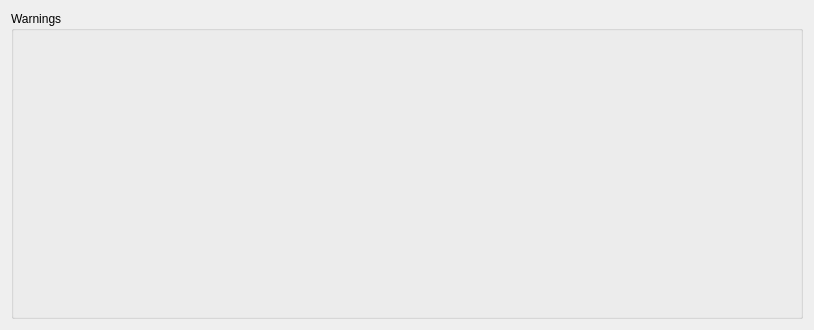
This is src/plugins/clangcodemodel/clangprojectsettingswidget.ui in qt-creator/qt-creator as Qt 5 draws it before an edit. The edited form follows.
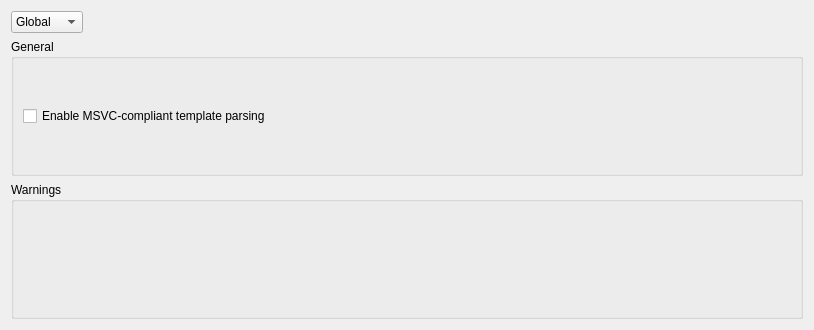
This is the edited form.

Commit message:
Clang: turn off delayed template parsing
Fix templates highlight and completion on Windows
Add UI to turn on/off delayed parsing (off by default)

Task-number: QTCREATORBUG-17222

The edit to the form file:
```diff
--- a/src/plugins/clangcodemodel/clangprojectsettingswidget.ui
+++ b/src/plugins/clangcodemodel/clangprojectsettingswidget.ui
@@ -14,6 +14,52 @@
    </rect>
   </property>
   <layout class="QVBoxLayout" name="verticalLayout">
+   <item>
+    <widget class="QComboBox" name="clangSettings">
+     <property name="sizePolicy">
+      <sizepolicy hsizetype="Fixed" vsizetype="Fixed">
+       <horstretch>0</horstretch>
+       <verstretch>0</verstretch>
+      </sizepolicy>
+     </property>
+     <item>
+      <property name="text">
+       <string>Global</string>
+      </property>
+     </item>
+     <item>
+      <property name="text">
+       <string>Custom</string>
+      </property>
+     </item>
+    </widget>
+   </item>
+   <item>
+    <widget class="QGroupBox" name="generalConfigurationGroupBox">
+     <property name="sizePolicy">
+      <sizepolicy hsizetype="Preferred" vsizetype="Minimum">
+       <horstretch>0</horstretch>
+       <verstretch>0</verstretch>
+      </sizepolicy>
+     </property>
+     <property name="title">
+      <string>General</string>
+     </property>
+     <layout class="QVBoxLayout" name="verticalLayout_3">
+      <item>
+       <widget class="QCheckBox" name="delayedTemplateParse">
+        <property name="toolTip">
+         <string>Parse templates in a MSVC-compliant way. This helps to parse headers for example from Active Template Library (ATL) or Windows Runtime Library (WRL).
+However, using the relaxed and extended rules means also that no highlighting/completion can be provided within template functions.</string>
+        </property>
+        <property name="text">
+         <string>Enable MSVC-compliant template parsing</string>
+        </property>
+       </widget>
+      </item>
+     </layout>
+    </widget>
+   </item>
    <item>
     <widget class="QGroupBox" name="diagnosticConfigurationGroupBox">
      <property name="title">
```
The commit also changes 22 other files.
